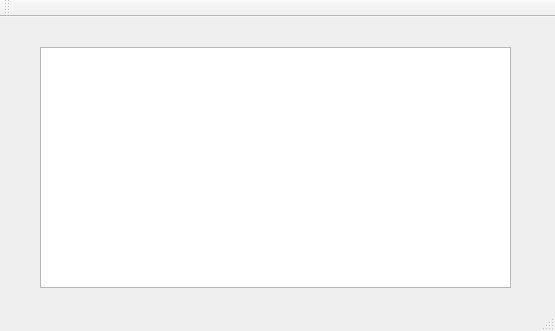
Above: CPPScript/mainwindow.ui from janfranco27/TheProyect before the change. Below: the same form after it.
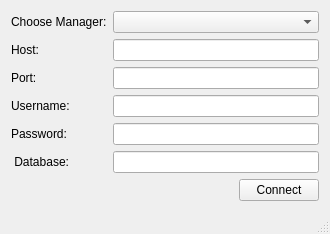
That is the form after the change.

```diff
--- a/CPPScript/mainwindow.ui
+++ b/CPPScript/mainwindow.ui
@@ -6,42 +6,116 @@
    <rect>
     <x>0</x>
     <y>0</y>
-    <width>555</width>
-    <height>331</height>
+    <width>330</width>
+    <height>230</height>
    </rect>
   </property>
   <property name="windowTitle">
    <string>MainWindow</string>
   </property>
   <widget class="QWidget" name="centralWidget">
-   <widget class="QTableView" name="tableView">
-    <property name="geometry">
-     <rect>
-      <x>40</x>
-      <y>30</y>
-      <width>471</width>
-      <height>241</height>
-     </rect>
-    </property>
-   </widget>
-  </widget>
-  <widget class="QMenuBar" name="menuBar">
-   <property name="geometry">
-    <rect>
-     <x>0</x>
-     <y>0</y>
-     <width>555</width>
-     <height>21</height>
-    </rect>
-   </property>
-  </widget>
-  <widget class="QToolBar" name="mainToolBar">
-   <attribute name="toolBarArea">
-    <enum>TopToolBarArea</enum>
-   </attribute>
-   <attribute name="toolBarBreak">
-    <bool>false</bool>
-   </attribute>
+   <layout class="QGridLayout" name="gridLayout_2">
+    <item row="0" column="0">
+     <layout class="QVBoxLayout" name="verticalLayout">
+      <item>
+       <layout class="QHBoxLayout" name="horizontalLayout">
+        <item>
+         <layout class="QGridLayout" name="gridLayout">
+          <item row="0" column="0">
+           <widget class="QLabel" name="l_manager">
+            <property name="text">
+             <string>Choose Manager:</string>
+            </property>
+           </widget>
+          </item>
+          <item row="2" column="0">
+           <widget class="QLabel" name="l_database_2">
+            <property name="text">
+             <string>Host:</string>
+            </property>
+           </widget>
+          </item>
+          <item row="4" column="0">
+           <widget class="QLabel" name="l_database_5">
+            <property name="text">
+             <string>Username:</string>
+            </property>
+           </widget>
+          </item>
+          <item row="5" column="0">
+           <widget class="QLabel" name="l_database_3">
+            <property name="text">
+             <string>Password:</string>
+            </property>
+           </widget>
+          </item>
+          <item row="7" column="0">
+           <widget class="QLabel" name="l_database">
+            <property name="text">
+             <string> Database:</string>
+            </property>
+           </widget>
+          </item>
+          <item row="2" column="2">
+           <widget class="QLineEdit" name="le_host"/>
+          </item>
+          <item row="4" column="2">
+           <widget class="QLineEdit" name="le_username"/>
+          </item>
+          <item row="7" column="2">
+           <widget class="QLineEdit" name="le_database"/>
+          </item>
+          <item row="5" column="2">
+           <widget class="QLineEdit" name="le_pass">
+            <property name="echoMode">
+             <enum>QLineEdit::Password</enum>
+            </property>
+           </widget>
+          </item>
+          <item row="3" column="0">
+           <widget class="QLabel" name="l_database_4">
+            <property name="text">
+             <string>Port:</string>
+            </property>
+           </widget>
+          </item>
+          <item row="3" column="2">
+           <widget class="QLineEdit" name="le_port"/>
+          </item>
+          <item row="0" column="2">
+           <widget class="QComboBox" name="cb_manager"/>
+          </item>
+         </layout>
+        </item>
+       </layout>
+      </item>
+      <item>
+       <layout class="QHBoxLayout" name="horizontalLayout_2">
+        <item>
+         <spacer name="horizontalSpacer_2">
+          <property name="orientation">
+           <enum>Qt::Horizontal</enum>
+          </property>
+          <property name="sizeHint" stdset="0">
+           <size>
+            <width>40</width>
+            <height>20</height>
+           </size>
+          </property>
+         </spacer>
+        </item>
+        <item>
+         <widget class="QPushButton" name="btn_connect">
+          <property name="text">
+           <string>Connect</string>
+          </property>
+         </widget>
+        </item>
+       </layout>
+      </item>
+     </layout>
+    </item>
+   </layout>
   </widget>
   <widget class="QStatusBar" name="statusBar"/>
  </widget>
```
